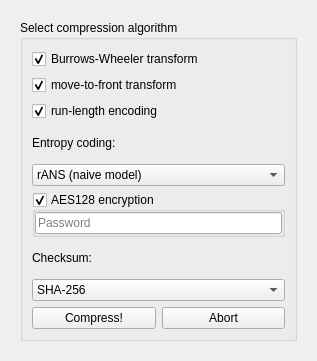
This is processing_dialog.ui in 307372/Turbo-Kompresor-2000 as Qt 5 draws it before an edit. The edited form follows.
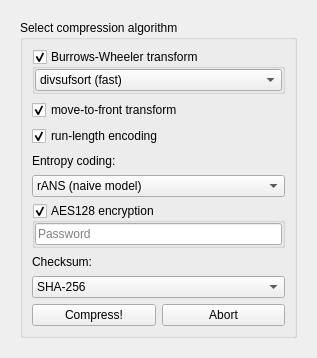
This is the edited form. Icons and pictures are not drawn.

```diff
--- a/processing_dialog.ui
+++ b/processing_dialog.ui
@@ -7,7 +7,7 @@
     <x>0</x>
     <y>0</y>
     <width>317</width>
-    <height>361</height>
+    <height>358</height>
    </rect>
   </property>
   <property name="windowTitle">
@@ -145,16 +145,50 @@
          </property>
          <layout class="QVBoxLayout" name="verticalLayout_5">
           <item>
-           <widget class="QCheckBox" name="checkBox_BWT">
-            <property name="toolTip">
-             <string>&lt;html&gt;&lt;head/&gt;&lt;body&gt;&lt;p&gt;Prepares data for other compression algorithms, by arranging source symbols into runs of similar characters.&lt;/p&gt;&lt;p&gt;Usually helpful.&lt;/p&gt;&lt;/body&gt;&lt;/html&gt;</string>
-            </property>
-            <property name="text">
+           <widget class="QGroupBox" name="groupBox_BWT">
+            <property name="title">
              <string>Burrows-Wheeler transform</string>
             </property>
-            <property name="checked">
+            <property name="checkable">
              <bool>true</bool>
             </property>
+            <layout class="QVBoxLayout" name="_verticalLayout_9">
+             <property name="spacing">
+              <number>0</number>
+             </property>
+             <property name="sizeConstraint">
+              <enum>QLayout::SetMaximumSize</enum>
+             </property>
+             <property name="leftMargin">
+              <number>0</number>
+             </property>
+             <property name="topMargin">
+              <number>0</number>
+             </property>
+             <property name="rightMargin">
+              <number>0</number>
+             </property>
+             <property name="bottomMargin">
+              <number>0</number>
+             </property>
+             <item>
+              <widget class="QComboBox" name="comboBox_BWT">
+               <property name="currentIndex">
+                <number>1</number>
+               </property>
+               <item>
+                <property name="text">
+                 <string>DC3 (slow)</string>
+                </property>
+               </item>
+               <item>
+                <property name="text">
+                 <string>divsufsort (fast)</string>
+                </property>
+               </item>
+              </widget>
+             </item>
+            </layout>
            </widget>
           </item>
           <item>
```
